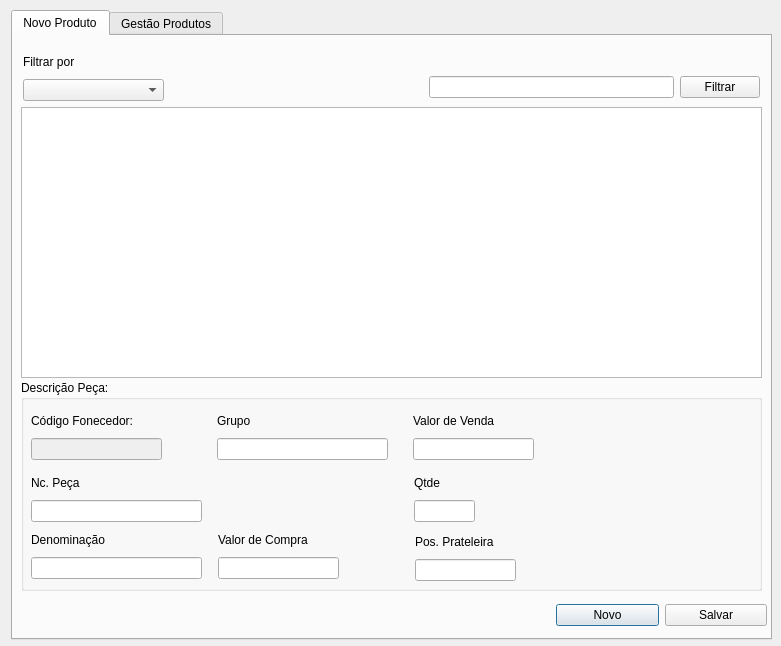
This is frm_gestaoesotque.ui in ustop0/TCC as Qt 5 draws it before an edit. The edited form follows.
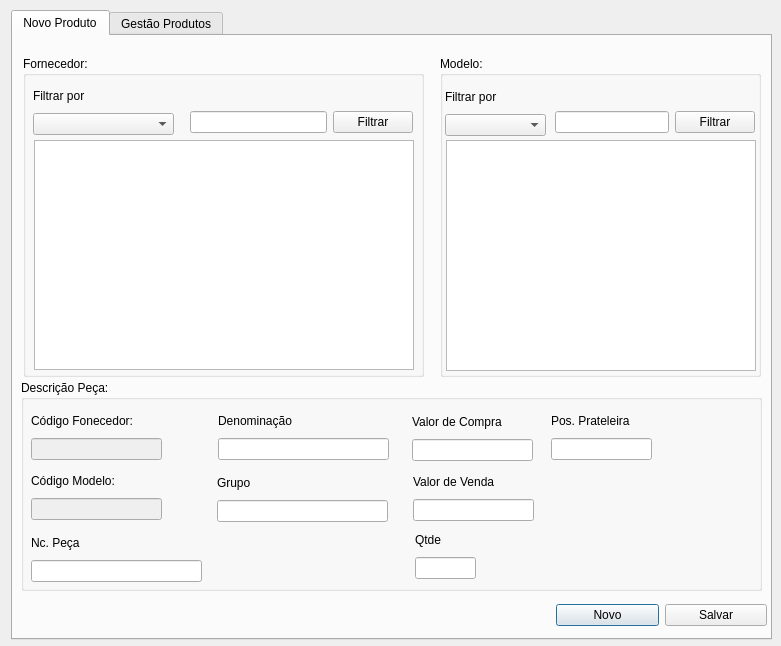
This is the edited form. The open tabs and pages were chosen to show the change.

Commit message:
Trabalhando na tela de estoque
Preciso listar os fornecedores e marcas/modelos

```diff
--- a/frm_gestaoesotque.ui
+++ b/frm_gestaoesotque.ui
@@ -71,7 +71,7 @@
       <property name="geometry">
        <rect>
         <x>10</x>
-        <y>92</y>
+        <y>152</y>
         <width>171</width>
         <height>50</height>
        </rect>
@@ -92,8 +92,8 @@
      <widget class="QWidget" name="layoutWidget_8">
       <property name="geometry">
        <rect>
-        <x>10</x>
-        <y>149</y>
+        <x>197</x>
+        <y>30</y>
         <width>171</width>
         <height>50</height>
        </rect>
@@ -115,7 +115,7 @@
       <property name="geometry">
        <rect>
         <x>196</x>
-        <y>30</y>
+        <y>92</y>
         <width>171</width>
         <height>50</height>
        </rect>
@@ -136,8 +136,8 @@
      <widget class="QWidget" name="layoutWidget_10">
       <property name="geometry">
        <rect>
-        <x>394</x>
-        <y>151</y>
+        <x>530</x>
+        <y>30</y>
         <width>101</width>
         <height>50</height>
        </rect>
@@ -158,8 +158,8 @@
      <widget class="QWidget" name="layoutWidget_7">
       <property name="geometry">
        <rect>
-        <x>393</x>
-        <y>92</y>
+        <x>394</x>
+        <y>149</y>
         <width>61</width>
         <height>50</height>
        </rect>
@@ -181,7 +181,7 @@
       <property name="geometry">
        <rect>
         <x>392</x>
-        <y>30</y>
+        <y>91</y>
         <width>121</width>
         <height>50</height>
        </rect>
@@ -202,8 +202,8 @@
      <widget class="QWidget" name="layoutWidget_4">
       <property name="geometry">
        <rect>
-        <x>197</x>
-        <y>149</y>
+        <x>391</x>
+        <y>31</y>
         <width>121</width>
         <height>50</height>
        </rect>
@@ -221,7 +221,7 @@
        </item>
       </layout>
      </widget>
-     <widget class="QWidget" name="">
+     <widget class="QWidget" name="layoutWidget">
       <property name="geometry">
        <rect>
         <x>10</x>
@@ -247,14 +247,52 @@
        </item>
       </layout>
      </widget>
-    </widget>
+     <widget class="QWidget" name="layoutWidget_14">
+      <property name="geometry">
+       <rect>
+        <x>10</x>
+        <y>90</y>
+        <width>131</width>
+        <height>50</height>
+       </rect>
+      </property>
+      <layout class="QVBoxLayout" name="verticalLayout_21">
+       <item>
+        <widget class="QLabel" name="label_21">
+         <property name="text">
+          <string>Código Modelo:</string>
+         </property>
+        </widget>
+       </item>
+       <item>
+        <widget class="QLineEdit" name="txt_nv_codigoModelo">
+         <property name="enabled">
+          <bool>false</bool>
+         </property>
+        </widget>
+       </item>
+      </layout>
+     </widget>
+    </widget>
+    <widget class="QGroupBox" name="groupBox_3">
+     <property name="geometry">
+      <rect>
+       <x>10</x>
+       <y>20</y>
+       <width>401</width>
+       <height>321</height>
+      </rect>
+     </property>
+     <property name="title">
+      <string>Fornecedor:</string>
+     </property>
     <widget class="QTableWidget" name="tw_nv_listafornecedores">
      <property name="geometry">
       <rect>
-       <x>8</x>
-       <y>71</y>
-       <width>741</width>
-       <height>271</height>
+        <x>11</x>
+        <y>84</y>
+        <width>380</width>
+        <height>230</height>
       </rect>
      </property>
     </widget>
@@ -262,7 +300,7 @@
      <property name="geometry">
       <rect>
        <x>10</x>
-       <y>15</y>
+        <y>29</y>
        <width>141</width>
        <height>50</height>
       </rect>
@@ -283,10 +321,10 @@
     <widget class="QWidget" name="layoutWidget_17">
      <property name="geometry">
       <rect>
-       <x>416</x>
-       <y>38</y>
-       <width>331</width>
-       <height>27</height>
+        <x>167</x>
+        <y>51</y>
+        <width>223</width>
+        <height>31</height>
       </rect>
      </property>
      <layout class="QHBoxLayout" name="horizontalLayout">
@@ -302,6 +340,76 @@
       </item>
      </layout>
     </widget>
+    </widget>
+    <widget class="QGroupBox" name="groupBox_4">
+     <property name="geometry">
+      <rect>
+       <x>427</x>
+       <y>20</y>
+       <width>321</width>
+       <height>321</height>
+      </rect>
+     </property>
+     <property name="title">
+      <string>Modelo:</string>
+     </property>
+     <widget class="QWidget" name="layoutWidget_23">
+      <property name="geometry">
+       <rect>
+        <x>5</x>
+        <y>30</y>
+        <width>101</width>
+        <height>50</height>
+       </rect>
+      </property>
+      <layout class="QVBoxLayout" name="verticalLayout_14">
+       <item>
+        <widget class="QLabel" name="label_9">
+         <property name="text">
+          <string>Filtrar por</string>
+         </property>
+        </widget>
+       </item>
+       <item>
+        <widget class="QComboBox" name="cb_nv_filtrar_2"/>
+       </item>
+      </layout>
+     </widget>
+     <widget class="QWidget" name="layoutWidget_24">
+      <property name="geometry">
+       <rect>
+        <x>115</x>
+        <y>53</y>
+        <width>200</width>
+        <height>27</height>
+       </rect>
+      </property>
+      <layout class="QHBoxLayout" name="horizontalLayout_5">
+       <item>
+        <widget class="QLineEdit" name="txt_nv_filtrar_3"/>
+       </item>
+       <item>
+        <widget class="QPushButton" name="btn_nv_filtrar_3">
+         <property name="text">
+          <string>Filtrar</string>
+         </property>
+        </widget>
+       </item>
+      </layout>
+     </widget>
+     <widget class="QTableWidget" name="tw_nv_listamodelos">
+      <property name="geometry">
+       <rect>
+        <x>6</x>
+        <y>84</y>
+        <width>310</width>
+        <height>231</height>
+       </rect>
+      </property>
+     </widget>
+    </widget>
+    <zorder>groupBox_4</zorder>
+    <zorder>groupBox_3</zorder>
     <zorder>groupBox</zorder>
     <zorder>layoutWidget_9</zorder>
     <zorder>tw_nv_listafornecedores</zorder>
```
Left out of the diff: 43 changed lines with no effect on the pictures. Lines whose indentation alone changed are shown as unchanged. The commit also changes 3 other files.
